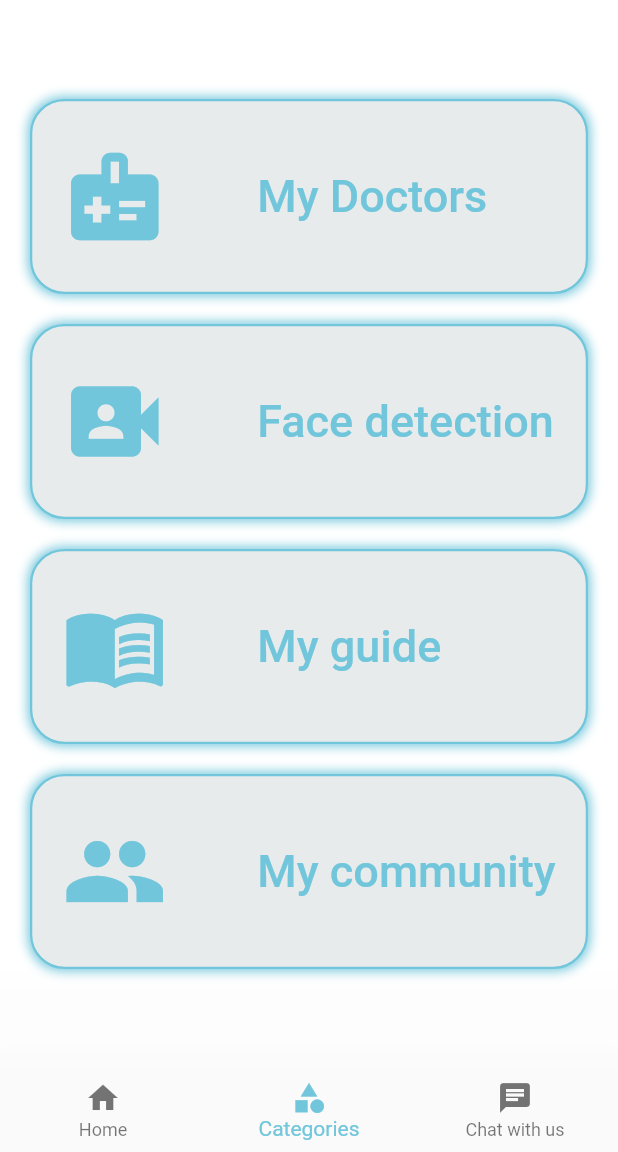
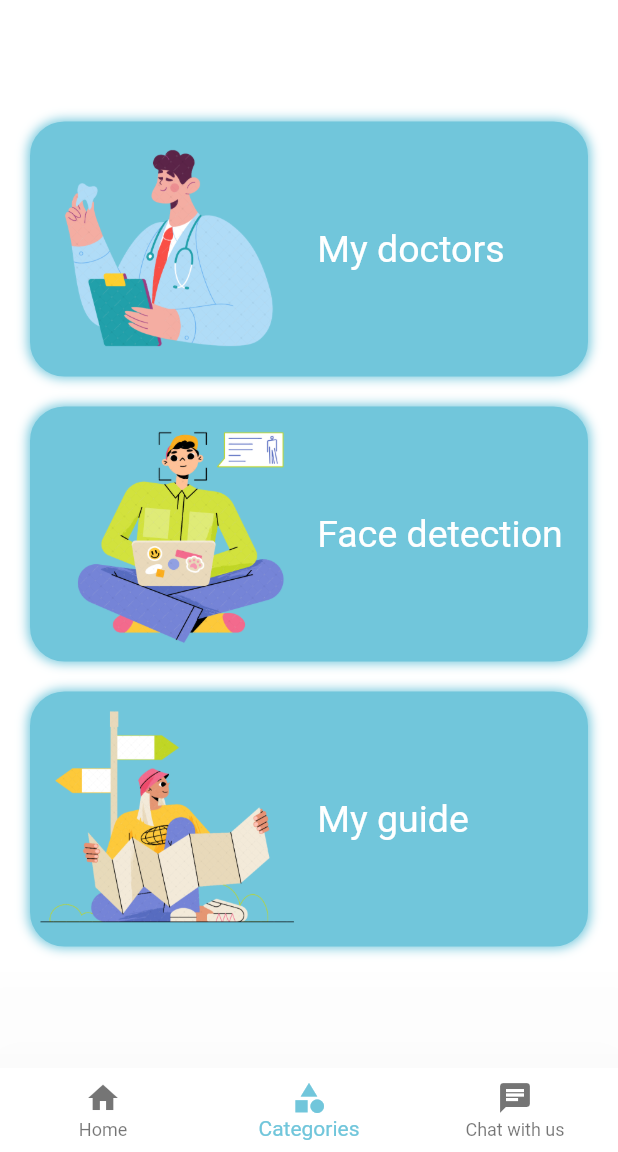
Before and after one commit to Nadineh-dev/Autikid_application, a Flutter app: the screen it shows after launch, item 2 of the bottom bar chosen, on a phone screen of 412 x 824 dp, the part 84-1236 px from its top. Run offline on Flutter 3.47's test engine with Material 2 defaults, Android fonts, the phone set to English and light mode, and no system bars; our stand-ins replace animated_splash_screen, bloc, carousel_slider, chat_bubbles, conditional_builder_null_safety, dio and 3 more; missing offline and left inert: dialogflow_grpc; accounts and stored records are empty; project files that could hold a hidden picture were left out.

Commit message:
category comit

```diff
--- a/lib/screens/categories_scree.dart
+++ b/lib/screens/categories_scree.dart
@@ -16,55 +16,30 @@ class CategoriesScreen extends StatelessWidget {
       body: Column(mainAxisAlignment: MainAxisAlignment.center,
        children: [
         DefaultCategory(
+            categoryText: "My doctors",
             function: () {
               Navigator.push(context, MaterialPageRoute(builder: (context) {
                 return const MyDoctorsScreen();
               }));
             },
-              icon: const Icon(
-                Icons.medical_information,
-                size: 70,
-                color: MyColors.myblue,
-              ),
-              categoryText: "My Doctors"),
+            categoryImage: "doctor_pic.png"),
         DefaultCategory(
+            categoryText: "Face detection",
             function: () {
               Navigator.push(context, MaterialPageRoute(builder: (context) {
                 return const FaceDetectionScreen();
               }));
             },
-              icon: const Icon(
-                Icons.video_camera_front,
-                size: 70,
-                color: MyColors.myblue,
-              ),
-              categoryText: "Face detection"),
+            categoryImage: "faceDetection_pic.png"),
         DefaultCategory(
+            categoryText: "My guide",
             function: () {
               Navigator.push(context, MaterialPageRoute(builder: (context) {
                 return const MyGuideScreen();
               }));
             },
-              icon: const Icon(
-                Icons.menu_book,
-                size: 70,
-                color: MyColors.myblue,
-              ),
-              categoryText: "My guide"),
-          DefaultCategory(
-              function: () {
-                Navigator.push(context, MaterialPageRoute(builder: (context) {
-                  return const MyCommunityScreen();
-                }));
-              },
-              icon: const Icon(
-                Icons.people,
-                size: 70,
-                color: MyColors.myblue,
-              ),
-              categoryText: "My community")
-        ],
-      ),
+            categoryImage: "myGuide_pic.png")
+      ]),
     );
   }
 }
--- a/lib/screens/chat_screen.dart
+++ b/lib/screens/chat_screen.dart
@@ -5,7 +5,7 @@ class ChatScreen extends StatelessWidget {
 
   @override
   Widget build(BuildContext context) {
-    return const Scaffold(
+    return const Scaffold(backgroundColor: Colors.white,
       body: Center(
           child: Text(
         "Chat Screen",
--- a/lib/screens/home_screen.dart
+++ b/lib/screens/home_screen.dart
@@ -28,6 +28,7 @@ class HomeScreen extends StatelessWidget {
                 ),
               ),
               bottomNavigationBar: BottomNavigationBar(
+                backgroundColor: Colors.white,
                   selectedItemColor: MyColors.myblue,
                   currentIndex: LoginCubit.get(context).currentIndex,
                   onTap: (index) {
--- a/lib/widgets/category.dart
+++ b/lib/widgets/category.dart
@@ -6,13 +6,13 @@ import '../constants/colors.dart';
 class DefaultCategory extends StatelessWidget {
   DefaultCategory(
       {super.key,
-      required this.icon,
       required this.categoryText,
-      required this.function});
+      required this.function,
+      required this.categoryImage});
 
-  Icon? icon;
   String? categoryText;
   Function()? function;
+  String categoryImage;
 
   @override
   Widget build(BuildContext context) {
@@ -21,7 +21,7 @@ class DefaultCategory extends StatelessWidget {
       child: GestureDetector(
         onTap: function,
         child: Container(
-          height: 130,
+          height: 170,
           width: double.infinity,
           decoration: BoxDecoration(
               boxShadow: [
@@ -31,19 +31,19 @@ class DefaultCategory extends StatelessWidget {
                     spreadRadius: 0.7,
                     offset: Offset(0.0, 0.0))
               ],
-              color: const Color(0xffE8EBEB),
+              color: MyColors.myblue,
               borderRadius: BorderRadius.circular(23),
               border: Border.all(color: const Color(0xff71c6db), width: 1.5)),
           child: Row(children: [
-            Padding(padding: const EdgeInsets.only(left: 20), child: icon),
+            Image.asset("assets/images/$categoryImage",height: 150,width: 180,),
             Padding(
-              padding: const EdgeInsets.only(left: 60),
+              padding: const EdgeInsets.only(left: 10),
               child: Text(
                 categoryText!,
                 style: const TextStyle(
-                    fontSize: 30,
-                    color: Color(0xff71c6db),
-                    fontWeight: FontWeight.w500),
+                    fontSize: 25,
+                    color: Colors.white,
+                    fontWeight: FontWeight.w400),
               ),
             )
           ]),
```
Also changed, not shown: assets/images/doctor_pic.png (added), assets/images/faceDetection_pic.png (added), assets/images/myGuide_pic.png (added). Lines whose indentation alone changed are shown as unchanged.
